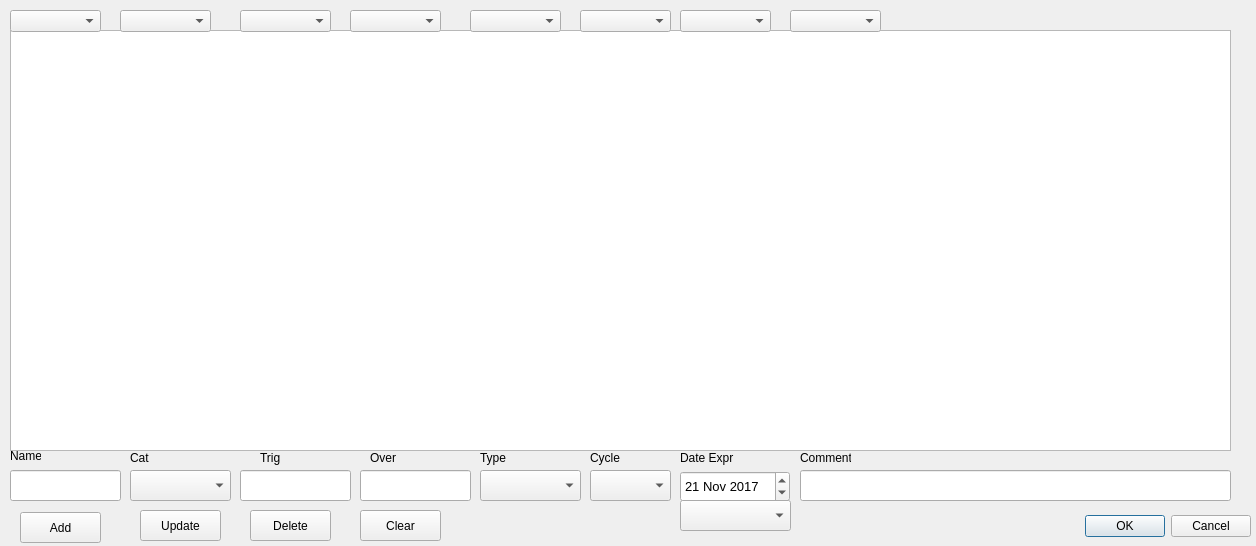
First picture: the form in manageepredictions.ui, repository n6nq/checking, before the edit.
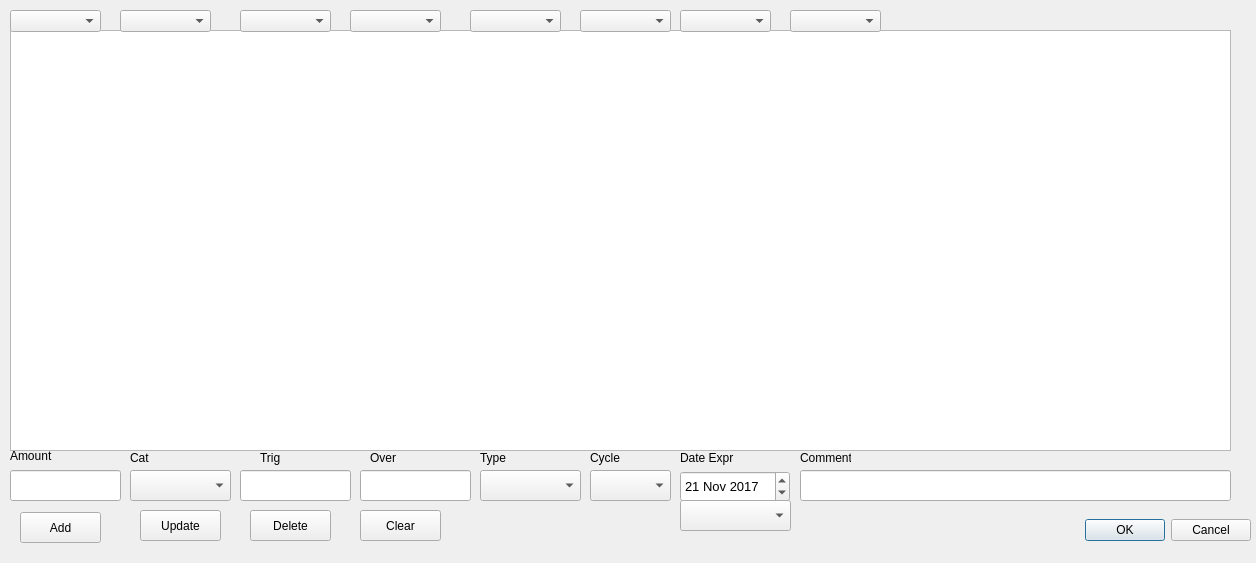
Second picture: the form after the edit.

Commit message: Fixing pred.amount.

```diff
--- a/manageepredictions.ui
+++ b/manageepredictions.ui
@@ -7,7 +7,7 @@
     <x>0</x>
     <y>0</y>
     <width>1256</width>
-    <height>546</height>
+    <height>563</height>
    </rect>
   </property>
   <property name="windowTitle">
@@ -19,7 +19,7 @@
      <x>910</x>
      <y>510</y>
      <width>341</width>
-     <height>32</height>
+     <height>41</height>
     </rect>
    </property>
    <property name="orientation">
@@ -50,7 +50,7 @@
     <rect>
      <x>10</x>
      <y>446</y>
-     <width>31</width>
+     <width>51</width>
      <height>20</height>
     </rect>
    </property>
@@ -60,7 +60,7 @@
     </font>
    </property>
    <property name="text">
-    <string>Name</string>
+    <string>Amount</string>
    </property>
   </widget>
   <widget class="QLabel" name="labelCat">
```
Left out of the diff: 6 changed lines with no effect on the pictures. The commit also changes 6 other files.
